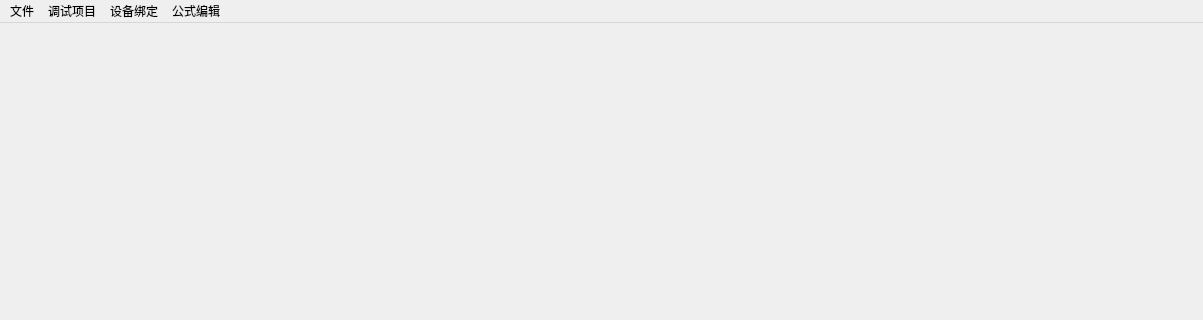
Before: the Qt Designer form mainwindow.ui in hooray1998/PCSoftware, drawn with Qt 5; both pictures show x 0 to 1203 and y 0 to 320 of the 1203 by 729 pixel window.
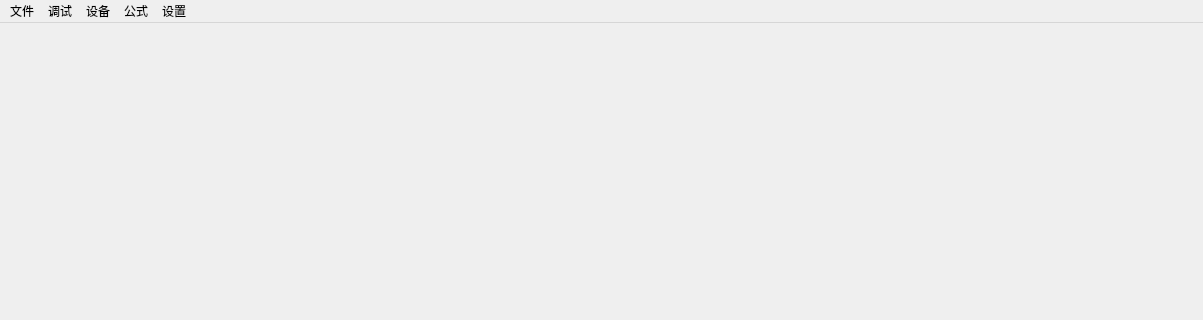
After: the same form once the commit is applied.

What changed in the file:
```diff
--- a/mainwindow.ui
+++ b/mainwindow.ui
@@ -32,27 +32,34 @@
    </widget>
    <widget class="QMenu" name="menu">
     <property name="title">
-     <string>调试项目</string>
+     <string>调试</string>
     </property>
     <addaction name="action_VS"/>
     <addaction name="action_VS_2"/>
    </widget>
    <widget class="QMenu" name="menu_2">
     <property name="title">
-     <string>设备绑定</string>
+     <string>设备</string>
     </property>
     <addaction name="action"/>
     <addaction name="action_2"/>
    </widget>
    <widget class="QMenu" name="menu_3">
     <property name="title">
-     <string>公式编辑</string>
+     <string>公式</string>
     </property>
    </widget>
+   <widget class="QMenu" name="menu_4">
+    <property name="title">
+     <string>设置</string>
+    </property>
+    <addaction name="actionSetIP"/>
+   </widget>
    <addaction name="menuFile"/>
    <addaction name="menu"/>
    <addaction name="menu_2"/>
    <addaction name="menu_3"/>
+   <addaction name="menu_4"/>
   </widget>
   <widget class="QStatusBar" name="statusBar"/>
   <action name="actionSave">
```
Left out of the diff: 21 changed lines with no effect on the pictures.
